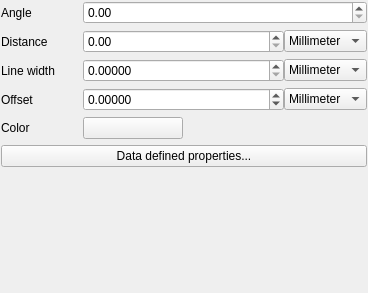
Old version of the form src/ui/symbollayer/widget_linepatternfill.ui in the repository carsmie/QGIS.
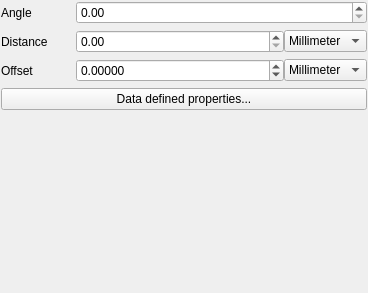
New version of the form. Custom widgets are drawn as their Qt base class.

Commit message: removed color/width from line pattern fill symbol layer widget, fixes partially #8975

```diff
--- a/src/ui/symbollayer/widget_linepatternfill.ui
+++ b/src/ui/symbollayer/widget_linepatternfill.ui
@@ -85,57 +85,13 @@
     </layout>
    </item>
    <item row="2" column="0">
-    <widget class="QLabel" name="mLineWidthLabel">
-     <property name="text">
-      <string>Line width</string>
-     </property>
-    </widget>
-   </item>
-   <item row="2" column="1">
-    <layout class="QHBoxLayout" name="horizontalLayout_2">
-     <item>
-      <widget class="QDoubleSpinBox" name="mLineWidthSpinBox">
-       <property name="sizePolicy">
-        <sizepolicy hsizetype="Minimum" vsizetype="Fixed">
-         <horstretch>1</horstretch>
-         <verstretch>0</verstretch>
-        </sizepolicy>
-       </property>
-       <property name="decimals">
-        <number>5</number>
-       </property>
-       <property name="maximum">
-        <double>99999999.000000000000000</double>
-       </property>
-       <property name="singleStep">
-        <double>0.200000000000000</double>
-       </property>
-      </widget>
-     </item>
-     <item>
-      <widget class="QComboBox" name="mLineWidthUnitComboBox">
-       <item>
-        <property name="text">
-         <string>Millimeter</string>
-        </property>
-       </item>
-       <item>
-        <property name="text">
-         <string>Map unit</string>
-        </property>
-       </item>
-      </widget>
-     </item>
-    </layout>
-   </item>
-   <item row="3" column="0">
     <widget class="QLabel" name="mOffsetLabel">
      <property name="text">
       <string>Offset</string>
      </property>
     </widget>
    </item>
-   <item row="3" column="1">
+   <item row="2" column="1">
     <layout class="QHBoxLayout" name="horizontalLayout_4">
      <item>
       <widget class="QDoubleSpinBox" name="mOffsetSpinBox">
@@ -175,33 +131,7 @@
      </item>
     </layout>
    </item>
-   <item row="4" column="0">
-    <widget class="QLabel" name="mColorLabel">
-     <property name="text">
-      <string>Color</string>
-     </property>
-    </widget>
-   </item>
-   <item row="4" column="1">
-    <widget class="QgsColorButton" name="mColorPushButton">
-     <property name="minimumSize">
-      <size>
-       <width>100</width>
-       <height>0</height>
-      </size>
-     </property>
-     <property name="maximumSize">
-      <size>
-       <width>100</width>
-       <height>16777215</height>
-      </size>
-     </property>
-     <property name="text">
-      <string/>
-     </property>
-    </widget>
-   </item>
-   <item row="5" column="0" colspan="2">
+   <item row="3" column="0" colspan="2">
     <widget class="QPushButton" name="mDataDefinedPropertiesButton">
      <property name="sizePolicy">
       <sizepolicy hsizetype="Minimum" vsizetype="Fixed">
@@ -216,13 +146,6 @@
    </item>
   </layout>
  </widget>
- <customwidgets>
-  <customwidget>
-   <class>QgsColorButton</class>
-   <extends>QPushButton</extends>
-   <header>qgscolorbutton.h</header>
-  </customwidget>
- </customwidgets>
  <resources/>
  <connections/>
 </ui>
```
The commit also changes 4 other files.
